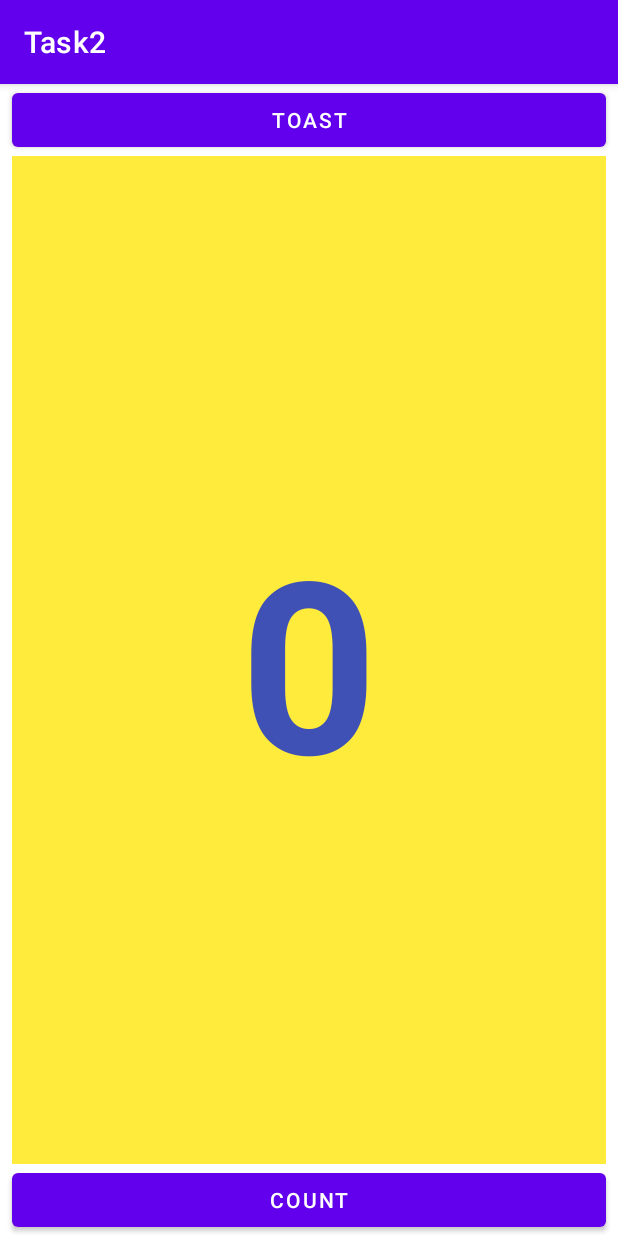
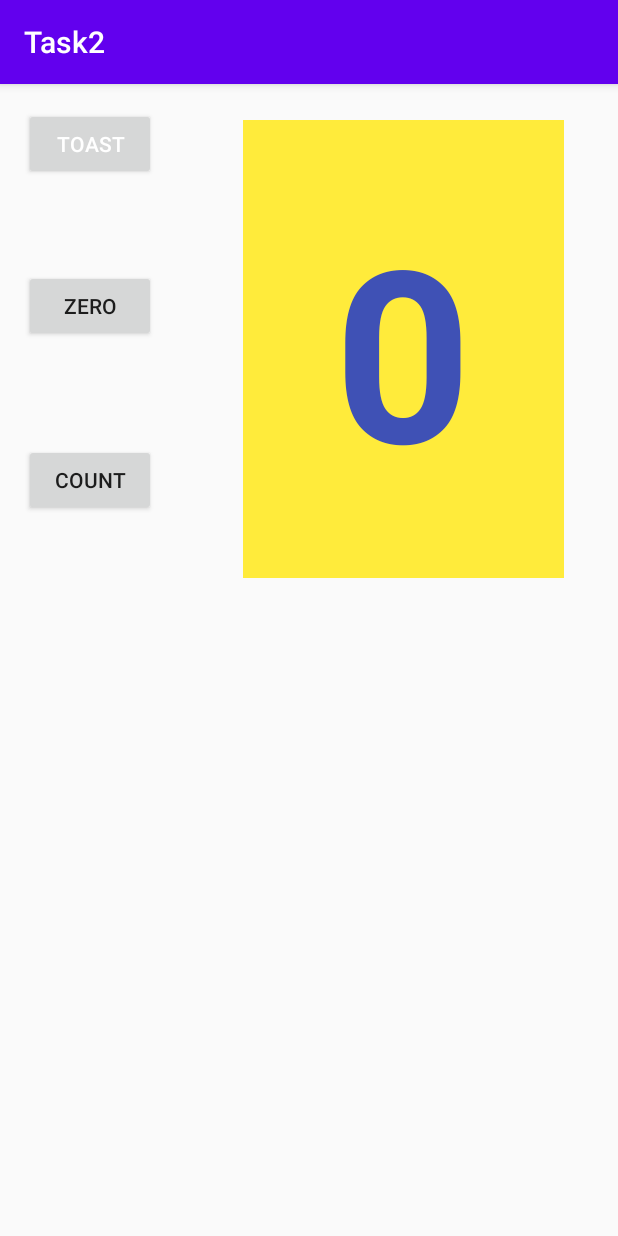
Before and after one commit to surendra660/dma_task2, an Android app: the screen it shows after launch (MainActivity), on a phone screen of 412 x 824 dp. Run offline under Robolectric (Android 15) with nearby library versions, the phone set to English and light mode, and no system bars.

Commit message:
homework completed

```diff
--- a/app/src/main/java/com/example/task2/MainActivity.java
+++ b/app/src/main/java/com/example/task2/MainActivity.java
@@ -4,11 +4,13 @@ import androidx.appcompat.app.AppCompatActivity;
 
 import android.os.Bundle;
 import android.view.View;
+import android.widget.Button;
 import android.widget.TextView;
 import android.widget.Toast;
 
 public class MainActivity extends AppCompatActivity {
     private int mCount;
+    private Button btn_1,btn_2;
 
     {
         mCount = 0;
@@ -20,6 +22,8 @@ public class MainActivity extends AppCompatActivity {
         super.onCreate(savedInstanceState);
         setContentView(R.layout.activity_main);
         mShowCount = (TextView) findViewById(R.id.show_count);
+        btn_1= findViewById(R.id.button3);
+        btn_2=findViewById(R.id.button2);
     }
     public void showToast(View view){
         Toast.makeText(this, "Hello Toast", Toast.LENGTH_SHORT).show();
@@ -30,6 +34,17 @@ public class MainActivity extends AppCompatActivity {
         mCount++;
         if (mShowCount != null)
             mShowCount.setText(Integer.toString(mCount));
+         btn_1.setBackgroundResource(R.color.pink);
+         btn_2.setBackgroundResource(R.color.green);
 
     }
-}
+
+    public void Zero(View view) {
+        mCount=0;
+        if (mShowCount != null)
+            mShowCount.setText(Integer.toString(mCount));
+         btn_1.setBackgroundResource(R.color.grey);
+
+    }
+
+    }
--- a/app/src/main/res/layout-land/activity_main.xml
+++ b/app/src/main/res/layout-land/activity_main.xml
@@ -7,52 +7,59 @@
     tools:context=".MainActivity">
 
 
+
     <Button
         android:id="@+id/button_toast"
-        android:layout_width="0dp"
+        android:layout_width="wrap_content"
         android:layout_height="wrap_content"
-        android:layout_marginEnd="8dp"
-        android:layout_marginStart="8dp"
-        android:layout_marginTop="8dp"
+        android:layout_marginStart="16dp"
+        android:layout_marginTop="16dp"
         android:onClick="showToast"
-        android:text="@string/button_label_toast"
-        android:textColor="@android:color/white"
-        app:layout_constraintEnd_toEndOf="parent"
+        android:text="toast"
+        android:textColor="@color/white"
         app:layout_constraintStart_toStartOf="parent"
-        app:layout_constraintTop_toTopOf="parent" />
+        app:layout_constraintTop_toTopOf="parent"
+        tools:ignore="HardcodedText" />
 
     <Button
-        android:id="@+id/button_count"
-        android:layout_width="0dp"
+        android:id="@+id/button3"
+        android:layout_width="wrap_content"
         android:layout_height="wrap_content"
-        android:layout_marginBottom="8dp"
-        android:layout_marginEnd="8dp"
-        android:layout_marginStart="8dp"
+        android:layout_marginStart="16dp"
+        android:layout_marginTop="60dp"
+        android:text="Zero"
+        android:onClick="Zero"
+        app:layout_constraintStart_toStartOf="parent"
+        app:layout_constraintTop_toBottomOf="@+id/button_toast"
+        />
+
+    <Button
+        android:id="@+id/button2"
+        android:layout_width="wrap_content"
+        android:layout_height="wrap_content"
+        android:layout_marginStart="16dp"
+        android:layout_marginTop="68dp"
         android:onClick="countUp"
-        android:text="@string/button_label_count"
-        android:textColor="@android:color/white"
-        app:layout_constraintBottom_toBottomOf="parent"
-        app:layout_constraintEnd_toEndOf="parent"
-        app:layout_constraintStart_toStartOf="parent" />
+        android:text="count"
+        app:layout_constraintStart_toStartOf="parent"
+        app:layout_constraintTop_toBottomOf="@+id/button3" />
+
 
     <TextView
         android:id="@+id/show_count"
-        android:layout_width="0dp"
-        android:layout_height="0dp"
-        android:layout_marginBottom="8dp"
-        android:layout_marginEnd="8dp"
-        android:layout_marginStart="8dp"
-        android:layout_marginTop="8dp"
-        android:background="#FFFF00"
+        android:layout_width="512dp"
+        android:layout_height="264dp"
+        android:layout_marginEnd="44dp"
+        android:background="#FFEB3B"
         android:gravity="center_vertical"
-        android:text="@string/count_initial_value"
+        android:text="0"
         android:textAlignment="center"
         android:textColor="#3F51B5"
-        android:textSize="120sp"
+        android:textSize="160sp"
         android:textStyle="bold"
-        app:layout_constraintBottom_toTopOf="@+id/button_count"
+        app:layout_constraintBottom_toTopOf="@+id/button2"
         app:layout_constraintEnd_toEndOf="parent"
-        app:layout_constraintStart_toStartOf="parent"
         app:layout_constraintTop_toBottomOf="@+id/button_toast"
+        app:layout_constraintVertical_bias="0.454"
         tools:ignore="RtlCompat" />
 </androidx.constraintlayout.widget.ConstraintLayout>
--- a/app/src/main/res/layout-sw600dp/activity_main.xml
+++ b/app/src/main/res/layout-sw600dp/activity_main.xml
@@ -9,47 +9,50 @@
 
     <Button
         android:id="@+id/button_toast"
-        android:layout_width="388dp"
+        android:layout_width="wrap_content"
         android:layout_height="wrap_content"
-        android:layout_marginStart="8dp"
-        android:layout_marginTop="8dp"
+        android:layout_marginStart="16dp"
+        android:layout_marginTop="72dp"
         android:onClick="showToast"
-        android:text="@string/button_label_toast"
-        android:textColor="@android:color/white"
-        android:textSize="60sp"
+        android:text="toast"
+        android:textColor="@color/white"
         app:layout_constraintStart_toStartOf="parent"
-        app:layout_constraintTop_toTopOf="parent" />
+        app:layout_constraintTop_toTopOf="parent"
+        tools:ignore="HardcodedText" />
 
     <Button
-        android:id="@+id/button_count"
-        android:layout_width="388dp"
+        android:id="@+id/button3"
+        android:layout_width="wrap_content"
         android:layout_height="wrap_content"
-        android:layout_marginStart="8dp"
+        android:layout_marginStart="204dp"
+        android:onClick="Zero"
+        android:text="Zero"
+        app:layout_constraintStart_toEndOf="@+id/button_toast"
+        tools:layout_editor_absoluteY="72dp" />
+
+    <Button
+        android:id="@+id/button2"
+        android:layout_width="wrap_content"
+        android:layout_height="wrap_content"
+        android:layout_marginStart="248dp"
         android:onClick="countUp"
-        android:text="@string/button_label_count"
-        android:textColor="@android:color/white"
-        android:textSize="60sp"
-        app:layout_constraintBaseline_toBaselineOf="@+id/button_toast"
-        app:layout_constraintStart_toEndOf="@+id/button_toast" />
+        android:text="count"
+        app:layout_constraintStart_toEndOf="@+id/button3"
+        tools:layout_editor_absoluteY="72dp" />
 
     <TextView
         android:id="@+id/show_count"
-        android:layout_width="0dp"
-        android:layout_height="0dp"
-        android:layout_marginBottom="8dp"
-        android:layout_marginEnd="8dp"
-        android:layout_marginStart="8dp"
-        android:layout_marginTop="8dp"
-        android:background="#FFFF00"
+        android:layout_width="720dp"
+        android:layout_height="680dp"
+        android:layout_marginEnd="52dp"
+        android:background="#FFEB3B"
         android:gravity="center_vertical"
-        android:text="@string/count_initial_value"
+        android:text="0"
         android:textAlignment="center"
         android:textColor="#3F51B5"
-        android:textSize="200sp"
+        android:textSize="160sp"
         android:textStyle="bold"
-        app:layout_constraintBottom_toBottomOf="parent"
         app:layout_constraintEnd_toEndOf="parent"
-        app:layout_constraintStart_toStartOf="parent"
-        app:layout_constraintTop_toBottomOf="@+id/button_toast"
-        tools:ignore="RtlCompat" />
+        tools:ignore="RtlCompat"
+        tools:layout_editor_absoluteY="220dp" />
 </androidx.constraintlayout.widget.ConstraintLayout>
--- a/app/src/main/res/layout/activity_main.xml
+++ b/app/src/main/res/layout/activity_main.xml
@@ -9,36 +9,47 @@
 
     <Button
         android:id="@+id/button_toast"
-        android:layout_width="0dp"
+        android:layout_width="wrap_content"
         android:layout_height="wrap_content"
-        android:layout_marginStart="8dp"
-        android:layout_marginEnd="8dp"
+        android:layout_marginStart="16dp"
+        android:layout_marginTop="16dp"
+        android:onClick="showToast"
         android:text="toast"
         android:textColor="@color/white"
-        app:layout_constraintEnd_toEndOf="parent"
         app:layout_constraintStart_toStartOf="parent"
         app:layout_constraintTop_toTopOf="parent"
-        android:onClick="showToast"
         tools:ignore="HardcodedText" />
 
     <Button
+        android:id="@+id/button3"
+        android:layout_width="wrap_content"
+        android:layout_height="wrap_content"
+        android:layout_marginStart="16dp"
+        android:layout_marginTop="60dp"
+        android:text="Zero"
+        android:onClick="Zero"
+        app:layout_constraintStart_toStartOf="parent"
+        app:layout_constraintTop_toBottomOf="@+id/button_toast"
+        />
+
+    <Button
         android:id="@+id/button2"
-        android:layout_width="0dp"
+        android:layout_width="wrap_content"
         android:layout_height="wrap_content"
-        android:layout_marginStart="8dp"
-        android:layout_marginEnd="8dp"
+        android:layout_marginStart="16dp"
+        android:layout_marginTop="68dp"
+        android:onClick="countUp"
         android:text="count"
-        app:layout_constraintBottom_toBottomOf="parent"
-        app:layout_constraintEnd_toEndOf="parent"
         app:layout_constraintStart_toStartOf="parent"
-        android:onClick="countUp"/>
+        app:layout_constraintTop_toBottomOf="@+id/button3" />
+
+
 
     <TextView
         android:id="@+id/show_count"
-        android:layout_width="0dp"
-        android:layout_height="0dp"
-        android:layout_marginStart="8dp"
-        android:layout_marginEnd="8dp"
+        android:layout_width="214dp"
+        android:layout_height="305dp"
+        android:layout_marginEnd="36dp"
         android:background="#FFEB3B"
         android:gravity="center_vertical"
         android:text="0"
@@ -48,7 +59,9 @@
         android:textStyle="bold"
         app:layout_constraintBottom_toTopOf="@+id/button2"
         app:layout_constraintEnd_toEndOf="parent"
-        app:layout_constraintStart_toStartOf="parent"
         app:layout_constraintTop_toBottomOf="@+id/button_toast"
+        app:layout_constraintVertical_bias="0.312"
         tools:ignore="RtlCompat" />
+
+
 </androidx.constraintlayout.widget.ConstraintLayout>
--- a/app/src/main/res/values-night/themes.xml
+++ b/app/src/main/res/values-night/themes.xml
@@ -1,6 +1,6 @@
 <resources xmlns:tools="http://schemas.android.com/tools">
     <!-- Base application theme. -->
-    <style name="Theme.Task2" parent="Theme.MaterialComponents.DayNight.DarkActionBar">
+    <style name="Theme.Task2" parent="Theme.AppCompat.Light.DarkActionBar">
         <!-- Primary brand color. -->
         <item name="colorPrimary">@color/purple_200</item>
         <item name="colorPrimaryVariant">@color/purple_700</item>
--- a/app/src/main/res/values/colors.xml
+++ b/app/src/main/res/values/colors.xml
@@ -1,10 +1,13 @@
 <?xml version="1.0" encoding="utf-8"?>
 <resources>
-    <color name="purple_200">#FFBB86FC</color>
+    <color name="purple_200">#A220C6</color>
     <color name="purple_500">#FF6200EE</color>
-    <color name="purple_700">#FF3700B3</color>
+    <color name="purple_700">#71DD11</color>
     <color name="teal_200">#FF03DAC5</color>
     <color name="teal_700">#FF018786</color>
     <color name="black">#FF000000</color>
     <color name="white">#FFFFFFFF</color>
+    <color name="pink">#FFA220C6</color>
+    <color name="green">#92EA1C</color>
+    <color name="grey">#FF4D4E4C</color>
 </resources>
--- a/app/src/main/res/values/themes.xml
+++ b/app/src/main/res/values/themes.xml
@@ -1,6 +1,6 @@
 <resources xmlns:tools="http://schemas.android.com/tools">
     <!-- Base application theme. -->
-    <style name="Theme.Task2" parent="Theme.MaterialComponents.DayNight.DarkActionBar">
+    <style name="Theme.Task2" parent="Theme.AppCompat.Light.DarkActionBar">
         <!-- Primary brand color. -->
         <item name="colorPrimary">@color/purple_500</item>
         <item name="colorPrimaryVariant">@color/purple_700</item>
```
